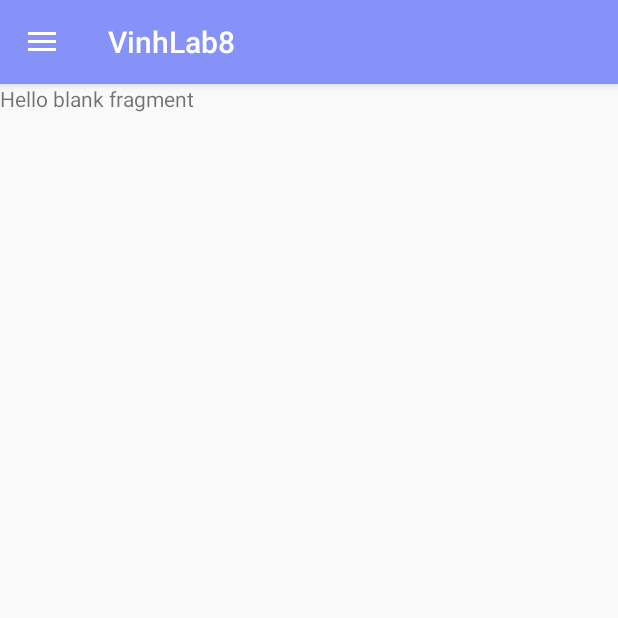
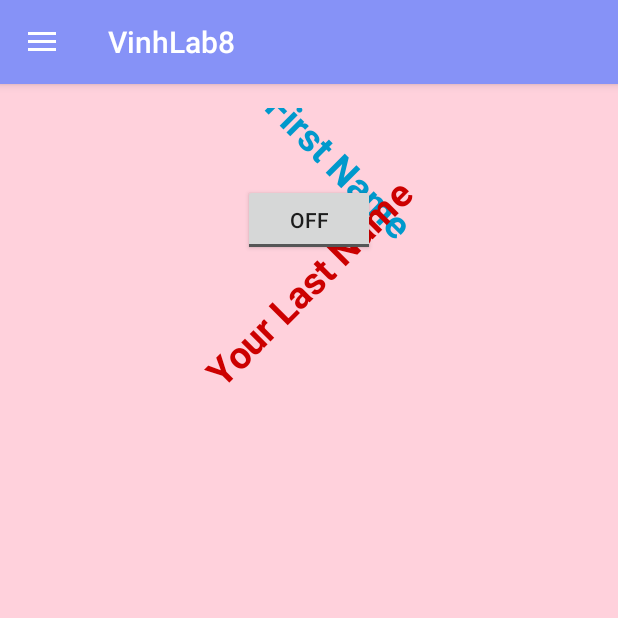
Before and after one commit to DecadeVinhLe/VinhLab08, an Android app: the screen it shows after launch (LeActivity), in the side drawer, after a tap on "About Us", on a phone screen of 412 x 824 dp, the top half of it. Run offline under Robolectric (Android 15) with nearby library versions, the phone set to English and light mode, and no system bars.

```diff
--- a/app/src/main/java/vinh/le/n01518620/ShareFragment.java
+++ b/app/src/main/java/vinh/le/n01518620/ShareFragment.java
@@ -86,7 +86,7 @@ public class ShareFragment extends Fragment {
 
         // Validate ID length
         String id = idEditText.getText().toString().trim();
-        if (id.length() < 6) {
+        if (id.length() <= 6) {
             idEditText.setError(getString(R.string.length));
             return false;
         }
--- a/app/src/main/res/layout/fragment_about.xml
+++ b/app/src/main/res/layout/fragment_about.xml
@@ -1,14 +1,43 @@
 <?xml version="1.0" encoding="utf-8"?>
-<FrameLayout xmlns:android="http://schemas.android.com/apk/res/android"
-    xmlns:tools="http://schemas.android.com/tools"
+<LinearLayout xmlns:android="http://schemas.android.com/apk/res/android"
     android:layout_width="match_parent"
     android:layout_height="match_parent"
-    tools:context=".AboutFragment">
+    android:orientation="vertical"
+    android:background="#FFD1DC"
+    android:padding="16dp">
 
-    <!-- TODO: Update blank fragment layout -->
+    <!-- TextView for First Name -->
     <TextView
-        android:layout_width="match_parent"
-        android:layout_height="match_parent"
-        android:text="@string/hello_blank_fragment" />
+        android:id="@+id/firstNameTextView"
+        android:layout_width="wrap_content"
+        android:layout_height="wrap_content"
+        android:textSize="25sp"
+        android:textStyle="bold"
+        android:layout_gravity="center"
+        android:rotation="45"
+        android:textColor="@android:color/holo_blue_dark"
+        android:text="Your First Name"/>
 
-</FrameLayout>
+    <!-- TextView for Last Name -->
+
+    <!-- ToggleButton for orientation control -->
+    <ToggleButton
+        android:id="@+id/orientationToggleButton"
+        android:layout_width="wrap_content"
+        android:layout_height="wrap_content"
+        android:layout_gravity="center"
+        android:layout_marginTop="16dp"
+        android:text="Lock Orientation" />
+
+    <TextView
+        android:id="@+id/lastNameTextView"
+        android:layout_width="wrap_content"
+        android:layout_height="wrap_content"
+        android:layout_gravity="center"
+        android:rotation="-45"
+        android:text="Your Last Name"
+        android:textColor="@android:color/holo_red_dark"
+        android:textSize="25sp"
+        android:textStyle="bold" />
+
+</LinearLayout>
--- a/app/src/main/res/values/strings.xml
+++ b/app/src/main/res/values/strings.xml
@@ -34,7 +34,7 @@
     <string name="checkbox_label">Checkbox</string>
     <string name="profile">Profile</string>
     <string name="current_time">Current Time (GMT):</string>
-    <string name="vinh">Vinh : \\t</string>
+    <string name="vinh">Vinh:\t </string>
     <string name="error_email">Invalid input. Please check your email and ID.</string>
     <string name="pattern">Invalid email format</string>
     <string name="length">ID must be at least 6 digits long</string>
```
